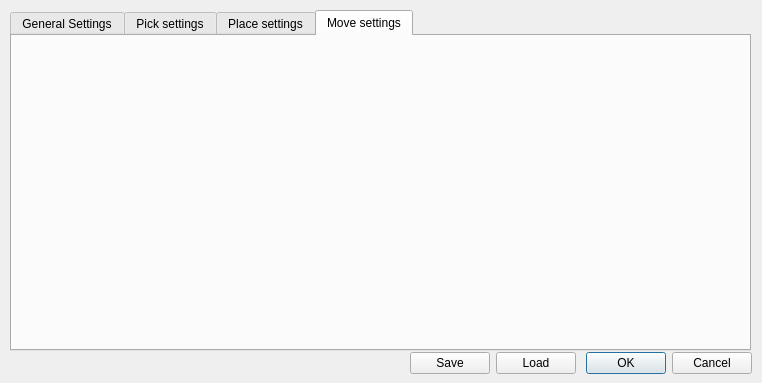
Above: ui/prmdialog.ui from zohannn/motion_manager before the change. Below: the same form after it.
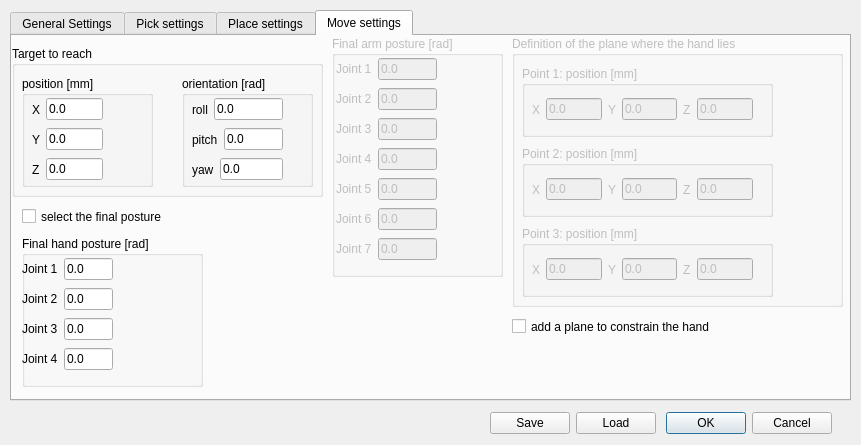
That is the form after the change. The open tabs and pages were chosen to show the change.

What changed in the file:
```diff
--- a/ui/prmdialog.ui
+++ b/ui/prmdialog.ui
@@ -6,8 +6,8 @@
    <rect>
     <x>0</x>
     <y>0</y>
-    <width>762</width>
-    <height>383</height>
+    <width>861</width>
+    <height>445</height>
    </rect>
   </property>
   <property name="windowTitle">
@@ -18,8 +18,8 @@
     <rect>
      <x>10</x>
      <y>10</y>
-     <width>741</width>
-     <height>341</height>
+     <width>841</width>
+     <height>391</height>
     </rect>
    </property>
    <property name="currentIndex">
@@ -686,13 +686,738 @@
     <attribute name="title">
      <string>Move settings</string>
     </attribute>
+    <widget class="QCheckBox" name="checkBox_add_plane">
+     <property name="geometry">
+      <rect>
+       <x>500</x>
+       <y>280</y>
+       <width>241</width>
+       <height>21</height>
+      </rect>
+     </property>
+     <property name="text">
+      <string>add a plane to constrain the hand  </string>
+     </property>
+    </widget>
+    <widget class="QGroupBox" name="groupBox_final_arm">
+     <property name="enabled">
+      <bool>false</bool>
+     </property>
+     <property name="geometry">
+      <rect>
+       <x>320</x>
+       <y>0</y>
+       <width>171</width>
+       <height>241</height>
+      </rect>
+     </property>
+     <property name="title">
+      <string>Final arm posture [rad]</string>
+     </property>
+     <widget class="QWidget" name="layoutWidget_2">
+      <property name="geometry">
+       <rect>
+        <x>4</x>
+        <y>20</y>
+        <width>101</width>
+        <height>213</height>
+       </rect>
+      </property>
+      <layout class="QVBoxLayout" name="verticalLayout_6">
+       <item>
+        <layout class="QHBoxLayout" name="horizontalLayout_46">
+         <item>
+          <widget class="QLabel" name="label_131">
+           <property name="text">
+            <string>Joint 1</string>
+           </property>
+          </widget>
+         </item>
+         <item>
+          <widget class="QLineEdit" name="lineEdit_final_arm_1">
+           <property name="text">
+            <string>0.0</string>
+           </property>
+          </widget>
+         </item>
+        </layout>
+       </item>
+       <item>
+        <layout class="QHBoxLayout" name="horizontalLayout_45">
+         <item>
+          <widget class="QLabel" name="label_132">
+           <property name="text">
+            <string>Joint 2</string>
+           </property>
+          </widget>
+         </item>
+         <item>
+          <widget class="QLineEdit" name="lineEdit_final_arm_2">
+           <property name="text">
+            <string>0.0</string>
+           </property>
+          </widget>
+         </item>
+        </layout>
+       </item>
+       <item>
+        <layout class="QHBoxLayout" name="horizontalLayout_44">
+         <item>
+          <widget class="QLabel" name="label_133">
+           <property name="text">
+            <string>Joint 3</string>
+           </property>
+          </widget>
+         </item>
+         <item>
+          <widget class="QLineEdit" name="lineEdit_final_arm_3">
+           <property name="text">
+            <string>0.0</string>
+           </property>
+          </widget>
+         </item>
+        </layout>
+       </item>
+       <item>
+        <layout class="QHBoxLayout" name="horizontalLayout_28">
+         <item>
+          <widget class="QLabel" name="label_134">
+           <property name="text">
+            <string>Joint 4</string>
+           </property>
+          </widget>
+         </item>
+         <item>
+          <widget class="QLineEdit" name="lineEdit_final_arm_4">
+           <property name="text">
+            <string>0.0</string>
+           </property>
+          </widget>
+         </item>
+        </layout>
+       </item>
+       <item>
+        <layout class="QHBoxLayout" name="horizontalLayout_27">
+         <item>
+          <widget class="QLabel" name="label_135">
+           <property name="text">
+            <string>Joint 5</string>
+           </property>
+          </widget>
+         </item>
+         <item>
+          <widget class="QLineEdit" name="lineEdit_final_arm_5">
+           <property name="text">
+            <string>0.0</string>
+           </property>
+          </widget>
+         </item>
+        </layout>
+       </item>
+       <item>
+        <layout class="QHBoxLayout" name="horizontalLayout_25">
+         <item>
+          <widget class="QLabel" name="label_136">
+           <property name="text">
+            <string>Joint 6</string>
+           </property>
+          </widget>
+         </item>
+         <item>
+          <widget class="QLineEdit" name="lineEdit_final_arm_6">
+           <property name="text">
+            <string>0.0</string>
+           </property>
+          </widget>
+         </item>
+        </layout>
+       </item>
+       <item>
+        <layout class="QHBoxLayout" name="horizontalLayout_19">
+         <item>
+          <widget class="QLabel" name="label_137">
+           <property name="text">
+            <string>Joint 7</string>
+           </property>
+          </widget>
+         </item>
+         <item>
+          <widget class="QLineEdit" name="lineEdit_final_arm_7">
+           <property name="text">
+            <string>0.0</string>
+           </property>
+          </widget>
+         </item>
+        </layout>
+       </item>
+      </layout>
+     </widget>
+    </widget>
+    <widget class="QGroupBox" name="groupBox_plane">
+     <property name="enabled">
+      <bool>false</bool>
+     </property>
+     <property name="geometry">
+      <rect>
+       <x>500</x>
+       <y>0</y>
+       <width>331</width>
+       <height>271</height>
+      </rect>
+     </property>
+     <property name="title">
+      <string>Definition of the plane where the hand lies </string>
+     </property>
+     <widget class="QGroupBox" name="groupBox_plane_point_1">
+      <property name="geometry">
+       <rect>
+        <x>10</x>
+        <y>30</y>
+        <width>251</width>
+        <height>71</height>
+       </rect>
+      </property>
+      <property name="title">
+       <string>Point 1: position [mm]</string>
+      </property>
+      <widget class="QWidget" name="layoutWidget_3">
+       <property name="geometry">
+        <rect>
+         <x>10</x>
+         <y>30</y>
+         <width>221</width>
+         <height>27</height>
+        </rect>
+       </property>
+       <layout class="QHBoxLayout" name="horizontalLayout_62">
+        <item>
+         <layout class="QHBoxLayout" name="horizontalLayout_55">
+          <item>
+           <widget class="QLabel" name="label_147">
+            <property name="text">
+             <string>X</string>
+            </property>
+           </widget>
+          </item>
+          <item>
+           <widget class="QLineEdit" name="lineEdit_point_1_x">
+            <property name="text">
+             <string>0.0</string>
+            </property>
+           </widget>
+          </item>
+         </layout>
+        </item>
+        <item>
+         <layout class="QHBoxLayout" name="horizontalLayout_53">
+          <item>
+           <widget class="QLabel" name="label_141">
+            <property name="text">
+             <string>Y</string>
+            </property>
+           </widget>
+          </item>
+          <item>
+           <widget class="QLineEdit" name="lineEdit_point_1_y">
+            <property name="text">
+             <string>0.0</string>
+            </property>
+           </widget>
+          </item>
+         </layout>
+        </item>
+        <item>
+         <layout class="QHBoxLayout" name="horizontalLayout_54">
+          <item>
+           <widget class="QLabel" name="label_146">
+            <property name="text">
+             <string>Z</string>
+            </property>
+           </widget>
+          </item>
+          <item>
+           <widget class="QLineEdit" name="lineEdit_point_1_z">
+            <property name="text">
+             <string>0.0</string>
+            </property>
+           </widget>
+          </item>
+         </layout>
+        </item>
+       </layout>
+      </widget>
+     </widget>
+     <widget class="QGroupBox" name="groupBox_plane_point_2">
+      <property name="geometry">
+       <rect>
+        <x>10</x>
+        <y>110</y>
+        <width>251</width>
+        <height>71</height>
+       </rect>
+      </property>
+      <property name="title">
+       <string>Point 2: position [mm]</string>
+      </property>
+      <widget class="QWidget" name="layoutWidget_8">
+       <property name="geometry">
+        <rect>
+         <x>10</x>
+         <y>30</y>
+         <width>221</width>
+         <height>27</height>
+        </rect>
+       </property>
+       <layout class="QHBoxLayout" name="horizontalLayout_63">
+        <item>
+         <layout class="QHBoxLayout" name="horizontalLayout_56">
+          <item>
+           <widget class="QLabel" name="label_148">
+            <property name="text">
+             <string>X</string>
+            </property>
+           </widget>
+          </item>
+          <item>
+           <widget class="QLineEdit" name="lineEdit_point_2_x">
+            <property name="text">
+             <string>0.0</string>
+            </property>
+           </widget>
+          </item>
+         </layout>
+        </item>
+        <item>
+         <layout class="QHBoxLayout" name="horizontalLayout_57">
+          <item>
+           <widget class="QLabel" name="label_149">
+            <property name="text">
+             <string>Y</string>
+            </property>
+           </widget>
+          </item>
+          <item>
+           <widget class="QLineEdit" name="lineEdit_point_2_y">
+            <property name="text">
+             <string>0.0</string>
+            </property>
+           </widget>
+          </item>
+         </layout>
+        </item>
+        <item>
+         <layout class="QHBoxLayout" name="horizontalLayout_58">
+          <item>
+           <widget class="QLabel" name="label_150">
+            <property name="text">
+             <string>Z</string>
+            </property>
+           </widget>
+          </item>
+          <item>
+           <widget class="QLineEdit" name="lineEdit_point_2_z">
+            <property name="text">
+             <string>0.0</string>
+            </property>
+           </widget>
+          </item>
+         </layout>
+        </item>
+       </layout>
+      </widget>
+     </widget>
+     <widget class="QGroupBox" name="groupBox_plane_point_3">
+      <property name="geometry">
+       <rect>
+        <x>10</x>
+        <y>190</y>
+        <width>251</width>
+        <height>71</height>
+       </rect>
+      </property>
+      <property name="title">
+       <string>Point 3: position [mm]</string>
+      </property>
+      <widget class="QWidget" name="layoutWidget_9">
+       <property name="geometry">
+        <rect>
+         <x>10</x>
+         <y>30</y>
+         <width>221</width>
+         <height>27</height>
+        </rect>
+       </property>
+       <layout class="QHBoxLayout" name="horizontalLayout_64">
+        <item>
+         <layout class="QHBoxLayout" name="horizontalLayout_59">
+          <item>
+           <widget class="QLabel" name="label_151">
+            <property name="text">
+             <string>X</string>
+            </property>
+           </widget>
+          </item>
+          <item>
+           <widget class="QLineEdit" name="lineEdit_point_3_x">
+            <property name="text">
+             <string>0.0</string>
+            </property>
+           </widget>
+          </item>
+         </layout>
+        </item>
+        <item>
+         <layout class="QHBoxLayout" name="horizontalLayout_60">
+          <item>
+           <widget class="QLabel" name="label_152">
+            <property name="text">
+             <string>Y</string>
+            </property>
+           </widget>
+          </item>
+          <item>
+           <widget class="QLineEdit" name="lineEdit_point_3_y">
+            <property name="text">
+             <string>0.0</string>
+            </property>
+           </widget>
+          </item>
+         </layout>
+        </item>
+        <item>
+         <layout class="QHBoxLayout" name="horizontalLayout_61">
+          <item>
+           <widget class="QLabel" name="label_153">
+            <property name="text">
+             <string>Z</string>
+            </property>
+           </widget>
+          </item>
+          <item>
+           <widget class="QLineEdit" name="lineEdit_point_3_z">
+            <property name="text">
+             <string>0.0</string>
+            </property>
+           </widget>
+          </item>
+         </layout>
+        </item>
+       </layout>
+      </widget>
+     </widget>
+    </widget>
+    <widget class="QGroupBox" name="groupBox_target">
+     <property name="geometry">
+      <rect>
+       <x>0</x>
+       <y>10</y>
+       <width>311</width>
+       <height>151</height>
+      </rect>
+     </property>
+     <property name="title">
+      <string>Target to reach</string>
+     </property>
+     <widget class="QGroupBox" name="groupBox_target_pos">
+      <property name="geometry">
+       <rect>
+        <x>10</x>
+        <y>30</y>
+        <width>131</width>
+        <height>111</height>
+       </rect>
+      </property>
+      <property name="title">
+       <string>position [mm]</string>
+      </property>
+      <widget class="QWidget" name="layoutWidget_20">
+       <property name="geometry">
+        <rect>
+         <x>10</x>
+         <y>50</y>
+         <width>71</width>
+         <height>27</height>
+        </rect>
+       </property>
+       <layout class="QHBoxLayout" name="horizontalLayout_41">
+        <item>
+         <widget class="QLabel" name="label_128">
+          <property name="text">
+           <string>Y</string>
+          </property>
+         </widget>
+        </item>
+        <item>
+         <widget class="QLineEdit" name="lineEdit_target_y">
+          <property name="text">
+           <string>0.0</string>
+          </property>
+         </widget>
+        </item>
+       </layout>
+      </widget>
+      <widget class="QWidget" name="layoutWidget_21">
+       <property name="geometry">
+        <rect>
+         <x>10</x>
+         <y>80</y>
+         <width>71</width>
+         <height>27</height>
+        </rect>
+       </property>
+       <layout class="QHBoxLayout" name="horizontalLayout_42">
+        <item>
+         <widget class="QLabel" name="label_129">
+          <property name="text">
+           <string>Z</string>
+          </property>
+         </widget>
+        </item>
+        <item>
+         <widget class="QLineEdit" name="lineEdit_target_z">
+          <property name="text">
+           <string>0.0</string>
+          </property>
+         </widget>
+        </item>
+       </layout>
+      </widget>
+      <widget class="QWidget" name="layoutWidget_eng_tol_pos_7">
+       <property name="geometry">
+        <rect>
+         <x>10</x>
+         <y>20</y>
+         <width>71</width>
+         <height>27</height>
+        </rect>
+       </property>
+       <layout class="QHBoxLayout" name="horizontalLayout_43">
+        <item>
+         <widget class="QLabel" name="label_130">
+          <property name="text">
+           <string>X</string>
+          </property>
+         </widget>
+        </item>
+        <item>
+         <widget class="QLineEdit" name="lineEdit_target_x">
+          <property name="text">
+           <string>0.0</string>
+          </property>
+         </widget>
+        </item>
+       </layout>
+      </widget>
+     </widget>
+     <widget class="QGroupBox" name="groupBox_target_orientation">
+      <property name="geometry">
+       <rect>
+        <x>170</x>
+        <y>30</y>
+        <width>131</width>
+        <height>111</height>
+       </rect>
+      </property>
+      <property name="title">
+       <string>orientation [rad]</string>
+      </property>
+      <widget class="QWidget" name="layoutWidget_22">
+       <property name="geometry">
+        <rect>
+         <x>10</x>
+         <y>50</y>
+         <width>91</width>
+         <height>27</height>
+        </rect>
+       </property>
+       <layout class="QHBoxLayout" name="horizontalLayout_50">
+        <item>
+         <widget class="QLabel" name="label_138">
+          <property name="text">
+           <string>pitch</string>
+          </property>
+         </widget>
+        </item>
+        <item>
+         <widget class="QLineEdit" name="lineEdit_target_pitch">
+          <property name="text">
+           <string>0.0</string>
+          </property>
+         </widget>
+        </item>
+       </layout>
+      </widget>
+      <widget class="QWidget" name="layoutWidget_23">
+       <property name="geometry">
+        <rect>
+         <x>10</x>
+         <y>80</y>
+         <width>91</width>
+         <height>27</height>
+        </rect>
+       </property>
+       <layout class="QHBoxLayout" name="horizontalLayout_51">
+        <item>
+         <widget class="QLabel" name="label_139">
+          <property name="text">
+           <string>yaw</string>
+          </property>
+         </widget>
+        </item>
+        <item>
+         <widget class="QLineEdit" name="lineEdit_target_yaw">
+          <property name="text">
+           <string>0.0</string>
+          </property>
+         </widget>
+        </item>
+       </layout>
+      </widget>
+      <widget class="QWidget" name="layoutWidget_eng_tol_pos_8">
+       <property name="geometry">
+        <rect>
+         <x>10</x>
+         <y>20</y>
+         <width>91</width>
+         <height>27</height>
+        </rect>
+       </property>
+       <layout class="QHBoxLayout" name="horizontalLayout_52">
+        <item>
+         <widget class="QLabel" name="label_140">
+          <property name="text">
+           <string>roll</string>
+          </property>
+         </widget>
+        </item>
+        <item>
+         <widget class="QLineEdit" name="lineEdit_target_roll">
+          <property name="text">
+           <string>0.0</string>
+          </property>
+         </widget>
+        </item>
+       </layout>
+      </widget>
+     </widget>
+    </widget>
+    <widget class="QGroupBox" name="groupBox_final_hand">
+     <property name="geometry">
+      <rect>
+       <x>10</x>
+       <y>200</y>
+       <width>181</width>
+       <height>151</height>
+      </rect>
+     </property>
+     <property name="title">
+      <string>Final hand posture [rad]</string>
+     </property>
+     <widget class="QWidget" name="layoutWidget_4">
+      <property name="geometry">
+       <rect>
+        <x>0</x>
+        <y>20</y>
+        <width>91</width>
+        <height>120</height>
+       </rect>
+      </property>
+      <layout class="QVBoxLayout" name="verticalLayout_38">
+       <item>
+        <layout class="QHBoxLayout" name="horizontalLayout_49">
+         <item>
+          <widget class="QLabel" name="label_142">
+           <property name="text">
+            <string>Joint 1</string>
+           </property>
+          </widget>
+         </item>
+         <item>
+          <widget class="QLineEdit" name="lineEdit_final_hand_1">
+           <property name="text">
+            <string>0.0</string>
+           </property>
+          </widget>
+         </item>
+        </layout>
+       </item>
+       <item>
+        <layout class="QHBoxLayout" name="horizontalLayout_48">
+         <item>
+          <widget class="QLabel" name="label_143">
+           <property name="text">
+            <string>Joint 2</string>
+           </property>
+          </widget>
+         </item>
+         <item>
+          <widget class="QLineEdit" name="lineEdit_final_hand_2">
+           <property name="text">
+            <string>0.0</string>
+           </property>
+          </widget>
+         </item>
+        </layout>
+       </item>
+       <item>
+        <layout class="QHBoxLayout" name="horizontalLayout_47">
+         <item>
+          <widget class="QLabel" name="label_144">
+           <property name="text">
+            <string>Joint 3</string>
+           </property>
+          </widget>
+         </item>
+         <item>
+          <widget class="QLineEdit" name="lineEdit_final_hand_3">
+           <property name="text">
+            <string>0.0</string>
+           </property>
+          </widget>
+         </item>
+        </layout>
+       </item>
+       <item>
+        <layout class="QHBoxLayout" name="horizontalLayout_26">
+         <item>
+          <widget class="QLabel" name="label_145">
+           <property name="text">
+            <string>Joint 4</string>
+           </property>
+          </widget>
+         </item>
+         <item>
+          <widget class="QLineEdit" name="lineEdit_final_hand_4">
+           <property name="text">
+            <string>0.0</string>
+           </property>
+          </widget>
+         </item>
+        </layout>
+       </item>
+      </layout>
+     </widget>
+    </widget>
+    <widget class="QCheckBox" name="checkBox_sel_final_posture">
+     <property name="geometry">
+      <rect>
+       <x>10</x>
+       <y>170</y>
+       <width>211</width>
+       <height>21</height>
+      </rect>
+     </property>
+     <property name="text">
+      <string>select the final posture</string>
+     </property>
+    </widget>
    </widget>
   </widget>
   <widget class="QWidget" name="layoutWidget">
    <property name="geometry">
     <rect>
-     <x>410</x>
-     <y>350</y>
+     <x>490</x>
+     <y>410</y>
      <width>342</width>
      <height>27</height>
     </rect>
```
